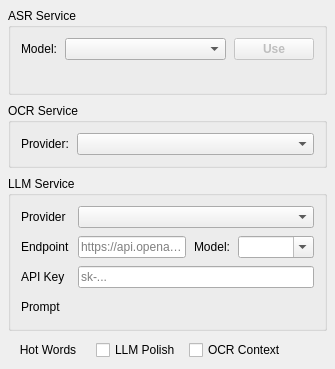
First picture: the form in src/asr_setting_widget.ui, repository xiaodaxia-2008/TalkInput, before the edit.
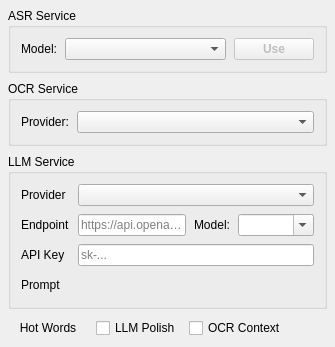
Second picture: the form after the edit.

Commit message: Remove ASR model info statusLabel

Diff of the .ui file:
```diff
--- a/src/asr_setting_widget.ui
+++ b/src/asr_setting_widget.ui
@@ -82,13 +82,6 @@
         </item>
        </layout>
       </item>
-      <item>
-       <widget class="QLabel" name="statusLabel">
-        <property name="wordWrap">
-         <bool>true</bool>
-        </property>
-       </widget>
-      </item>
      </layout>
     </widget>
    </item>
```
The commit also changes 1 other file.
